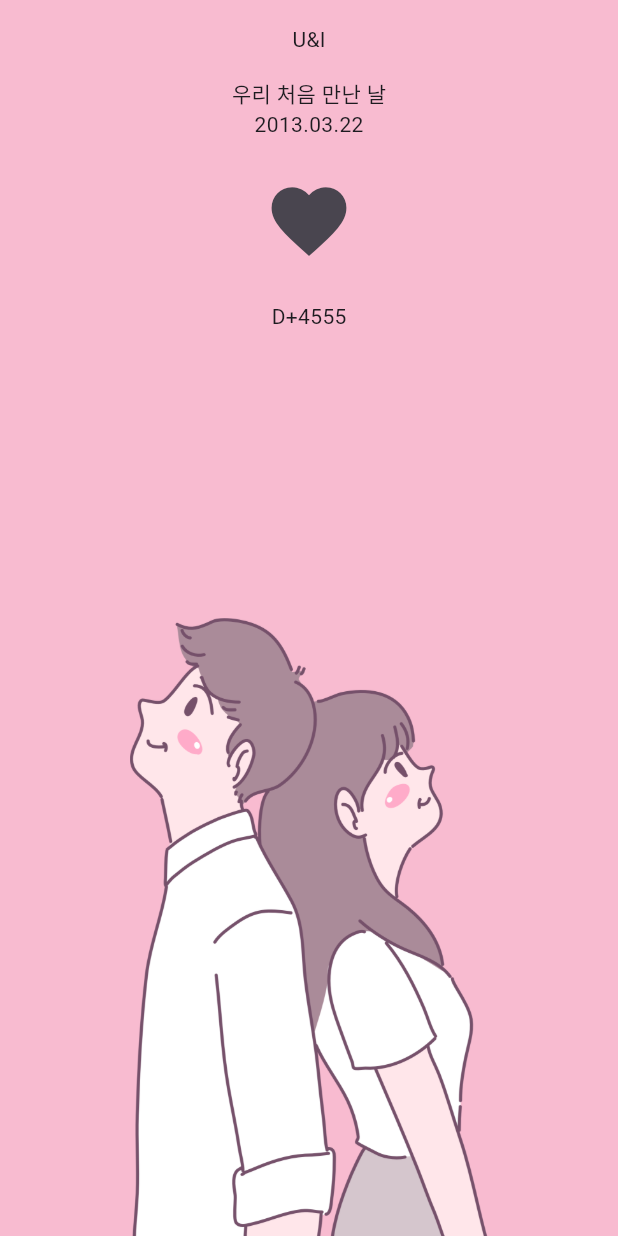
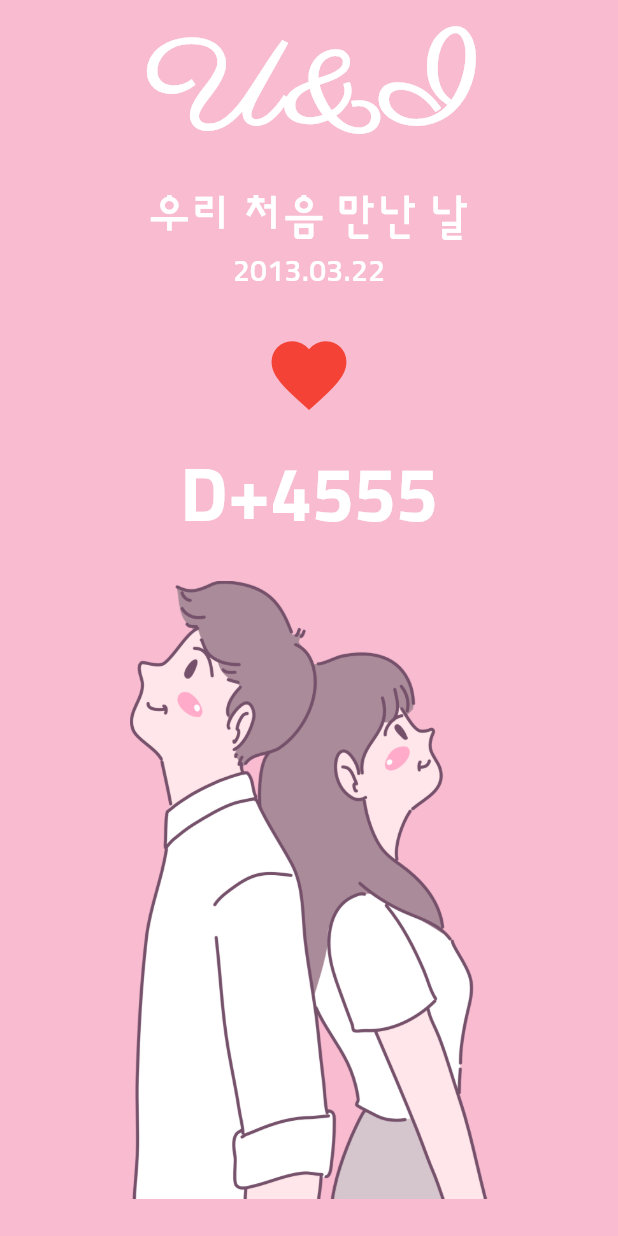
Before and after one commit to flutterian/u_and_i, a Flutter app: the screen it shows after launch, after a tap on the "favorite" icon, on a phone screen of 412 x 824 dp. Run offline on Flutter 3.47's test engine with Material 3 defaults, Android fonts, the phone set to English and light mode, and no system bars.

Commit message:
스타일(폰트 및 색상) 적용 및 오버플로 해결

```diff
--- a/lib/main.dart
+++ b/lib/main.dart
@@ -2,5 +2,28 @@ import 'package:flutter/material.dart';
 import 'package:u_and_i/screen/home_screen.dart';
 
 void main() {
-  runApp(MaterialApp(home: HomeScreen()));
+  // build() 함수에 입력되지 않은 값들은 핫 리로드 반영이 되지 않는다.
+  runApp(
+    MaterialApp(
+      theme: ThemeData(
+        fontFamily: 'sunflower',
+        textTheme: TextTheme(
+          displayLarge: TextStyle(
+            color: Colors.white,
+            fontSize: 80.0,
+            fontWeight: FontWeight.w700,
+            fontFamily: 'parisienne',
+          ),
+          displayMedium: TextStyle(
+            color: Colors.white,
+            fontSize: 50.0,
+            fontWeight: FontWeight.w700,
+          ),
+          bodyLarge: TextStyle(color: Colors.white, fontSize: 30.0),
+          bodyMedium: TextStyle(color: Colors.white, fontSize: 20.0),
+        ),
+      ),
+      home: HomeScreen(),
+    ),
+  );
 }
--- a/lib/screen/home_screen.dart
+++ b/lib/screen/home_screen.dart
@@ -24,21 +24,29 @@ class HomeScreen extends StatelessWidget {
 class _DDay extends StatelessWidget {
   @override
   Widget build(BuildContext context) {
+    // 테마 불러오기
+    final textTheme = Theme.of(
+      context,
+    ).textTheme; // 위젯 트리 위 가장 가까운 Theme 값을 가져온다.
+
     return Column(
       children: [
         const SizedBox(height: 16.0),
-        Text('U&I'),
+        Text('U&I', style: textTheme.displayLarge),
         const SizedBox(height: 16.0),
-        Text('우리 처음 만난 날'),
-        Text('2013.03.22'), // 임시로 하드 코딩
+        Text('우리 처음 만난 날', style: textTheme.bodyLarge),
+        Text('2013.03.22', style: textTheme.bodyMedium), // 임시로 하드 코딩
         const SizedBox(height: 16.0),
         IconButton(
           iconSize: 60.0,
           onPressed: () {},
-          icon: Icon(Icons.favorite),
+          icon: Icon(
+            Icons.favorite,
+            color: Colors.red,
+          ), // Icon의 경우 색상이 각각 다른 경우가 많아서 직접 지정
         ),
         const SizedBox(height: 16.0),
-        Text('D+4555'),
+        Text('D+4555', style: textTheme.displayMedium),
       ],
     );
   }
@@ -47,10 +55,13 @@ class _DDay extends StatelessWidget {
 class _CoupleImage extends StatelessWidget {
   @override
   Widget build(BuildContext context) {
-    return Center(
-      child: Image.asset(
-        'asset/img/middle_image.png',
-        height: MediaQuery.of(context).size.height / 2,
+    return Expanded(
+      // Expaneded 로 오버플로우 해결, 이미지가 남는 공간만큼만 차지하도록해준다. 위의 글자가 절반 이상을 차지하면서 생기는 문제.
+      child: Center(
+        child: Image.asset(
+          'asset/img/middle_image.png',
+          height: MediaQuery.of(context).size.height / 2,
+        ),
       ),
     );
   }
```
